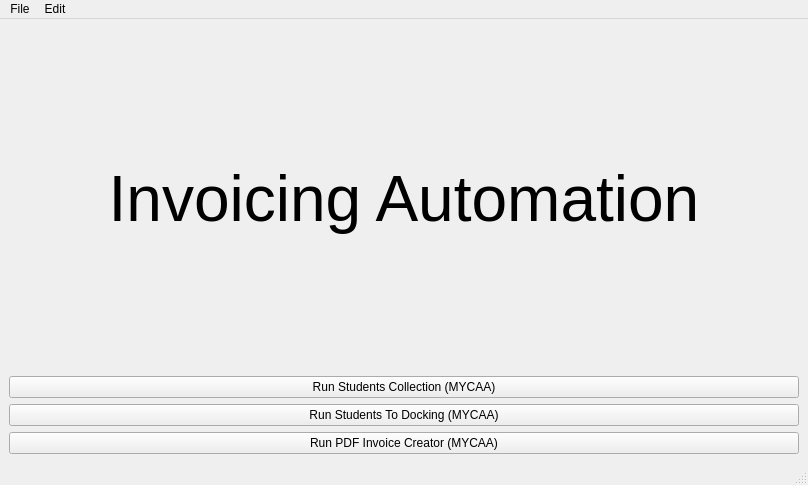
The window that Invoice Automation.ui (jongregis/Job-Automation) describes before a commit, drawn with Qt 5.
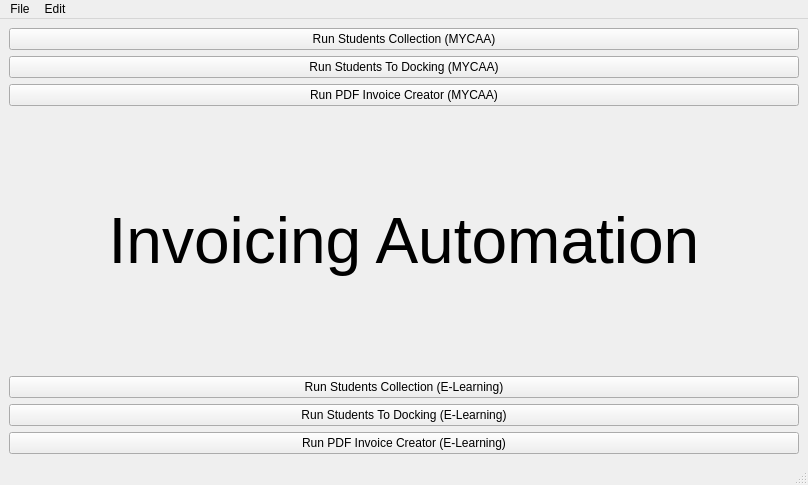
The same window after the commit.

```diff
--- a/Invoice Automation.ui
+++ b/Invoice Automation.ui
@@ -15,6 +15,27 @@
   </property>
   <widget class="QWidget" name="centralwidget">
    <layout class="QVBoxLayout" name="verticalLayout">
+    <item>
+     <widget class="QPushButton" name="MYCAAcollectStudentsBTN">
+      <property name="text">
+       <string>Run Students Collection (MYCAA)</string>
+      </property>
+     </widget>
+    </item>
+    <item>
+     <widget class="QPushButton" name="MYCAAstudentsToDockingBTN">
+      <property name="text">
+       <string>Run Students To Docking (MYCAA)</string>
+      </property>
+     </widget>
+    </item>
+    <item>
+     <widget class="QPushButton" name="MYCAApdfInvoiceCreatorBTN">
+      <property name="text">
+       <string>Run PDF Invoice Creator (MYCAA)</string>
+      </property>
+     </widget>
+    </item>
     <item>
      <widget class="QLabel" name="title">
       <property name="font">
@@ -33,21 +54,21 @@
     <item>
      <widget class="QPushButton" name="collectStudentsBTN">
       <property name="text">
-       <string>Run Students Collection (MYCAA)</string>
+       <string>Run Students Collection (E-Learning)</string>
       </property>
      </widget>
     </item>
     <item>
      <widget class="QPushButton" name="studentsToDockingBTN">
       <property name="text">
-       <string>Run Students To Docking (MYCAA)</string>
+       <string>Run Students To Docking (E-Learning)</string>
       </property>
      </widget>
     </item>
     <item>
      <widget class="QPushButton" name="pdfInvoiceCreatorBTN">
       <property name="text">
-       <string>Run PDF Invoice Creator (MYCAA)</string>
+       <string>Run PDF Invoice Creator (E-Learning)</string>
       </property>
      </widget>
     </item>
```
Left out of the diff: 6 changed lines with no effect on the pictures.
